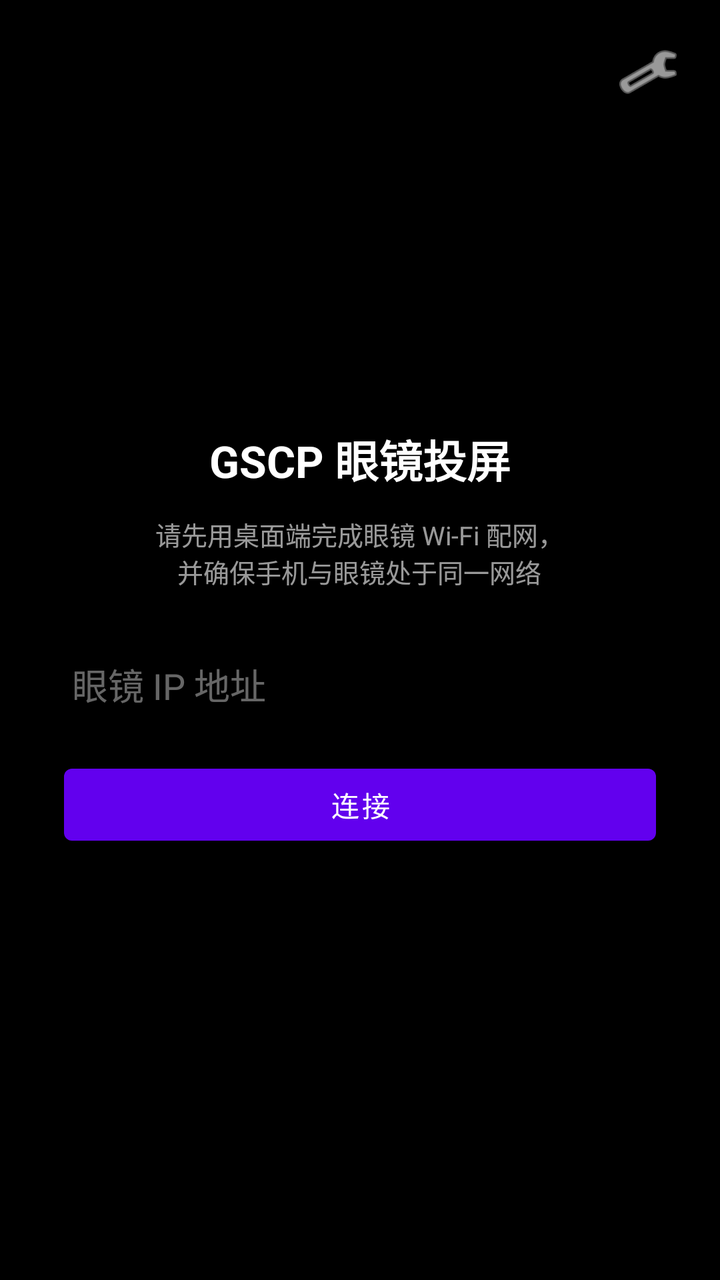
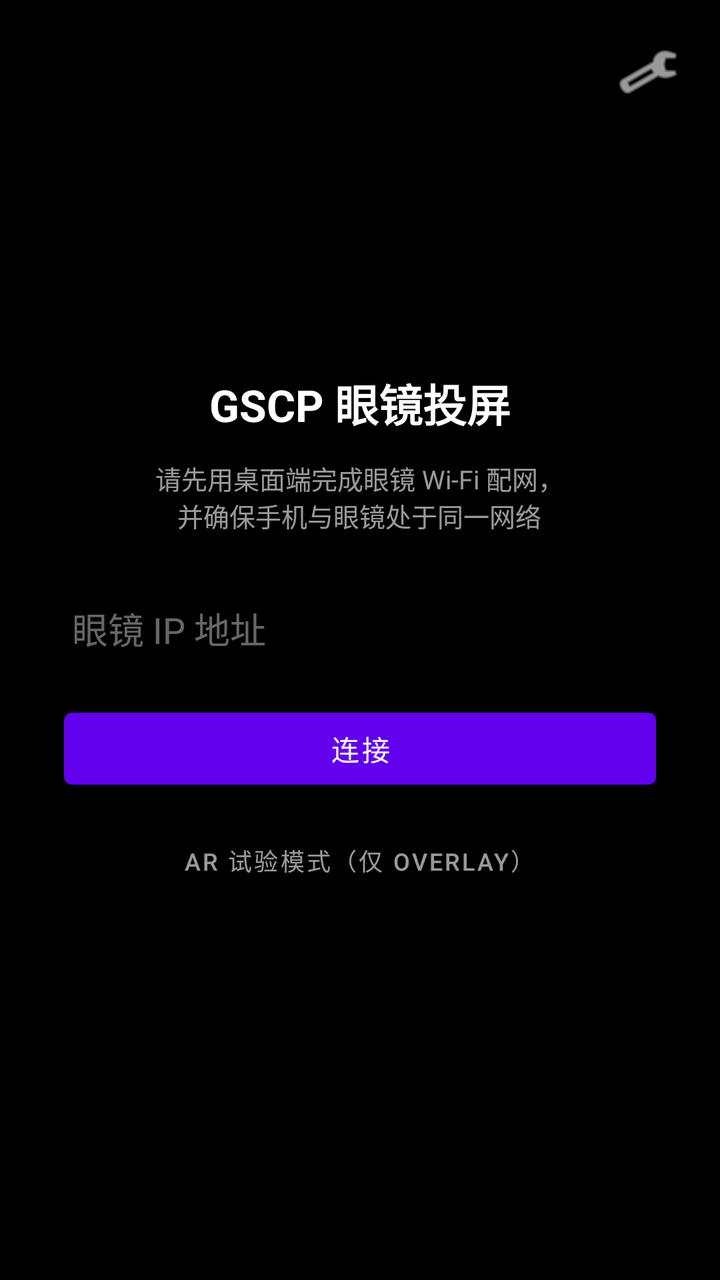

Before-and-after screenshots of an Android layout around one commit, followed by the original layout XML and the change that was made.
<!-- AndroidManifest.xml: application theme Theme.gscp_app -->
<!-- res/layout/activity_player.xml -->
<?xml version="1.0" encoding="utf-8"?>
<FrameLayout xmlns:android="http://schemas.android.com/apk/res/android"
    android:layout_width="match_parent"
    android:layout_height="match_parent"
    android:background="#000000">

    
    <LinearLayout
        android:id="@+id/settings_panel"
        android:layout_width="match_parent"
        android:layout_height="wrap_content"
        android:layout_gravity="center_vertical"
        android:orientation="vertical"
        android:padding="32dp">

        <TextView
            android:id="@+id/title_text"
            android:layout_width="wrap_content"
            android:layout_height="wrap_content"
            android:layout_gravity="center_horizontal"
            android:text="GSCP 眼镜投屏"
            android:textColor="#FFFFFF"
            android:textSize="22sp"
            android:textStyle="bold" />

        <TextView
            android:id="@+id/hint_text"
            android:layout_width="wrap_content"
            android:layout_height="wrap_content"
            android:layout_marginTop="12dp"
            android:layout_gravity="center_horizontal"
            android:gravity="center"
            android:text="请先用桌面端完成眼镜 Wi-Fi 配网，\n并确保手机与眼镜处于同一网络"
            android:textColor="#99FFFFFF"
            android:textSize="13sp" />

        <EditText
            android:id="@+id/ip_address"
            android:layout_width="match_parent"
            android:layout_height="wrap_content"
            android:layout_marginTop="24dp"
            android:hint="眼镜 IP 地址"
            android:imeOptions="actionDone"
            android:inputType="text"
            android:textColor="#FFFFFF"
            android:textColorHint="#66FFFFFF" />

        <Button
            android:id="@+id/button_connect"
            android:layout_width="match_parent"
            android:layout_height="wrap_content"
            android:layout_marginTop="16dp"
            android:text="连接" />

        <ProgressBar
            android:id="@+id/progress_bar"
            android:layout_width="wrap_content"
            android:layout_height="wrap_content"
            android:layout_gravity="center_horizontal"
            android:layout_marginTop="24dp"
            android:visibility="gone" />
    </LinearLayout>

    
    <ImageButton
        android:id="@+id/button_settings"
        android:layout_width="44dp"
        android:layout_height="44dp"
        android:layout_gravity="top|end"
        android:layout_margin="14dp"
        android:background="?attr/selectableItemBackgroundBorderless"
        android:contentDescription="参数设置"
        android:src="@android:drawable/ic_menu_preferences"
        android:tint="#CCFFFFFF" />

    
    <FrameLayout
        android:id="@+id/player_panel"
        android:layout_width="match_parent"
        android:layout_height="match_parent"
        android:visibility="gone">

        <SurfaceView
            android:id="@+id/video_surface"
            android:layout_width="match_parent"
            android:layout_height="wrap_content"
            android:layout_gravity="center" />
    </FrameLayout>
</FrameLayout>
<!-- resources referenced by this layout -->
<resources>
  <style name="Theme.gscp_app" parent="Theme.MaterialComponents.DayNight.NoActionBar">
          
      </style>
</resources>

<!-- the commit's change to res/layout/activity_player.xml (unified diff, before → after) -->
@@ -52,6 +52,17 @@
             android:layout_marginTop="16dp"
             android:text="连接" />
 
+        <Button
+            android:id="@+id/button_ar"
+            style="?attr/borderlessButtonStyle"
+            android:layout_width="wrap_content"
+            android:layout_height="wrap_content"
+            android:layout_gravity="center_horizontal"
+            android:layout_marginTop="8dp"
+            android:text="AR 试验模式（仅 overlay）"
+            android:textColor="#99FFFFFF"
+            android:textSize="12sp" />
+
         <ProgressBar
             android:id="@+id/progress_bar"
             android:layout_width="wrap_content"
